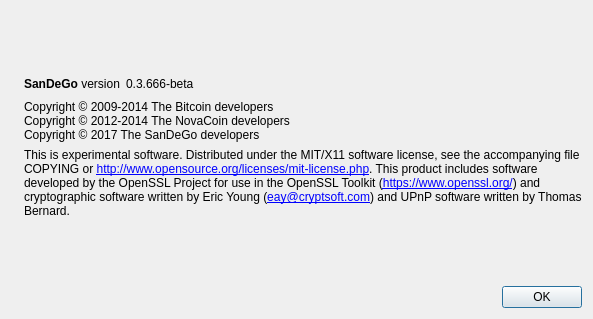
Qt form src/qt/forms/aboutdialog.ui (SanDeGoProject/SanDeGo) before a commit.
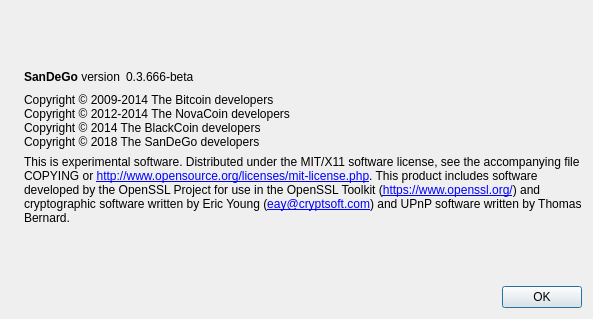
The same form after that commit. Icons and pictures are not drawn.

```diff
--- a/src/qt/forms/aboutdialog.ui
+++ b/src/qt/forms/aboutdialog.ui
@@ -93,7 +93,8 @@
        <property name="text">
         <string>Copyright © 2009-2014 The Bitcoin developers
 Copyright © 2012-2014 The NovaCoin developers
-Copyright © 2017 The SanDeGo developers</string>
+Copyright © 2014 The BlackCoin developers
+Copyright © 2018 The SanDeGo developers</string>
        </property>
        <property name="textInteractionFlags">
         <set>Qt::LinksAccessibleByMouse|Qt::TextSelectableByKeyboard|Qt::TextSelectableByMouse</set>
```
